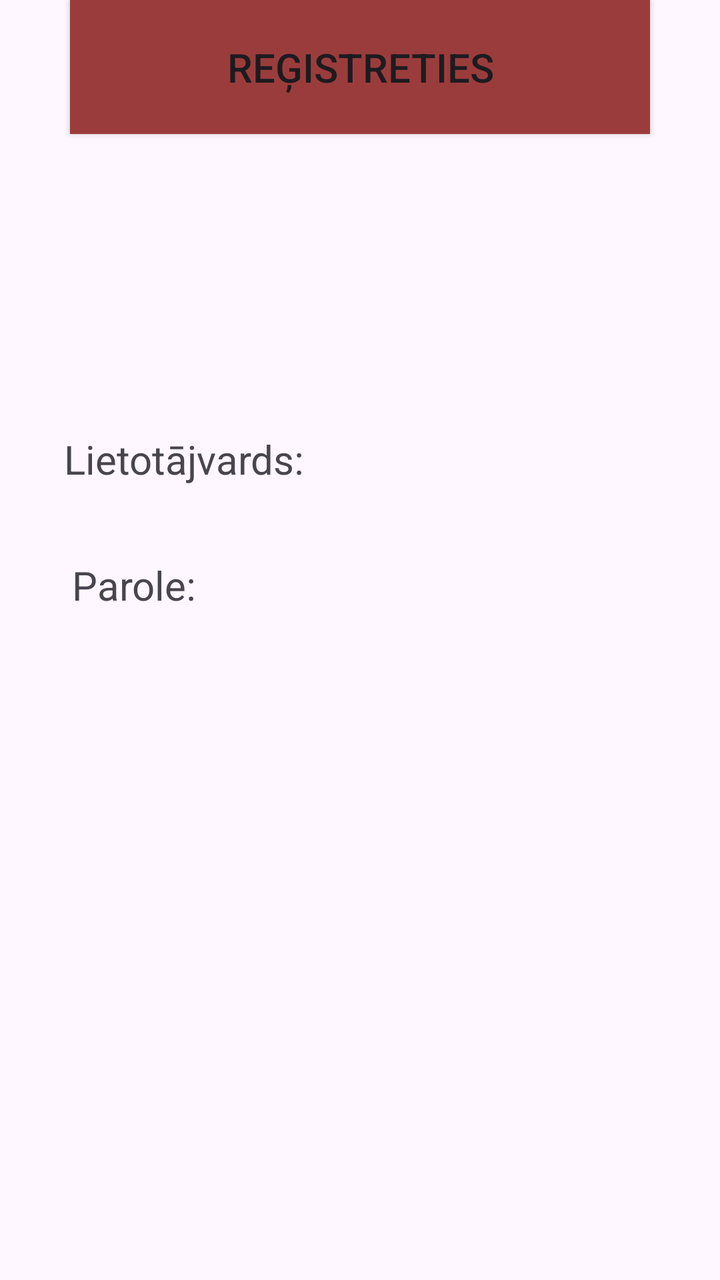
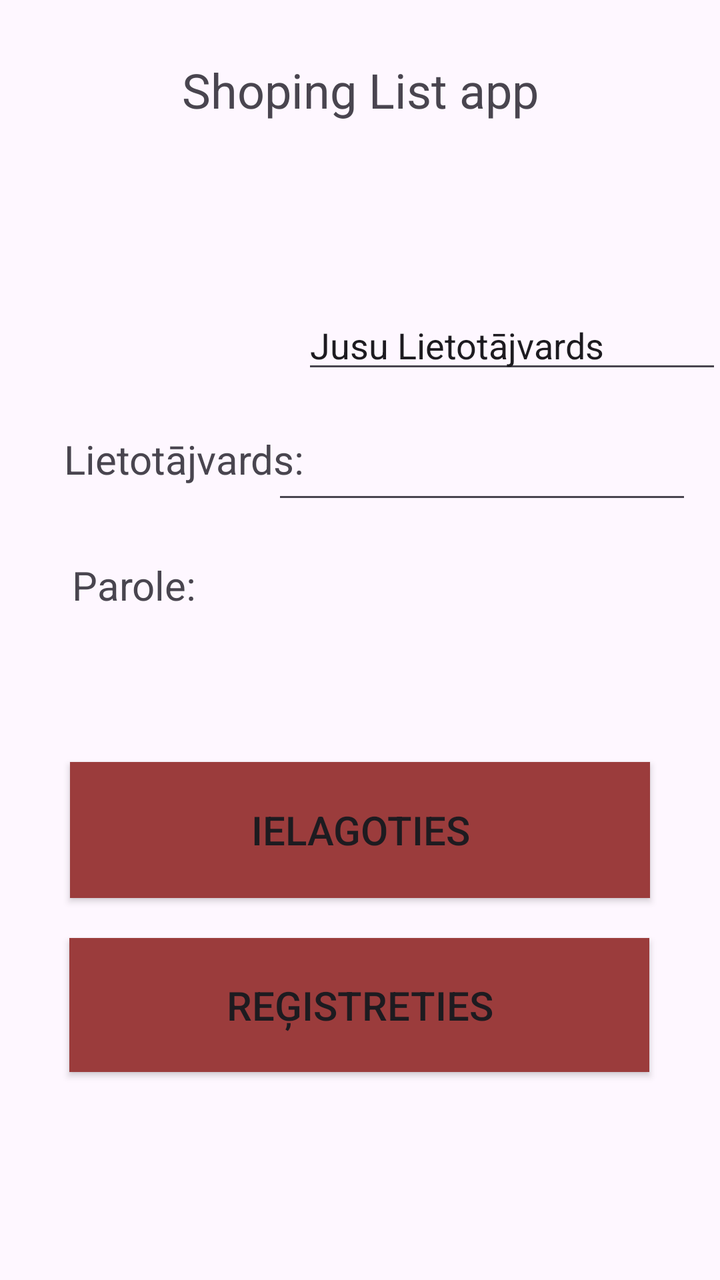

The first picture is an Android layout as it rendered before a commit; the second is the same layout after the commit. The layout source and the unified diff follow.
<!-- AndroidManifest.xml: application theme Theme._11_PD2_PA_Giruckis_Nikitins_2026 -->
<!-- res/layout/login.xml -->
<?xml version="1.0" encoding="utf-8"?>
<androidx.constraintlayout.widget.ConstraintLayout xmlns:android="http://schemas.android.com/apk/res/android"
    xmlns:app="http://schemas.android.com/apk/res-auto"
    xmlns:tools="http://schemas.android.com/tools"
    android:layout_width="match_parent"
    android:layout_height="match_parent">

    <Button
        android:id="@+id/Login_Registration"
        android:layout_width="290dp"
        android:layout_height="67dp"
        android:background="#9B3C3C"
        android:insetLeft="0dp"
        android:insetTop="4dp"
        android:insetBottom="4dp"
        android:text="@string/Login_RegistrationText"
        android:textSize="20sp"
        app:layout_constraintEnd_toEndOf="parent"
        app:layout_constraintStart_toStartOf="parent"
        tools:layout_editor_absoluteY="537dp" />

    <Button
        android:id="@+id/Login_SignIn"
        android:layout_width="290dp"
        android:layout_height="68dp"
        android:layout_marginBottom="20dp"
        android:background="#9B3C3C"
        android:text="@string/Login_SignInText"
        android:textSize="20sp"
        app:layout_constraintBottom_toTopOf="@+id/Login_Registration"
        app:layout_constraintEnd_toEndOf="parent"
        app:layout_constraintStart_toStartOf="parent" />

    <EditText
        android:id="@+id/Login_PasswordInput"
        android:layout_width="wrap_content"
        android:layout_height="wrap_content"
        android:layout_marginBottom="124dp"
        android:ems="10"
        android:inputType="textPassword"
        app:layout_constraintBottom_toTopOf="@+id/Login_SignIn"
        app:layout_constraintEnd_toEndOf="parent"
        app:layout_constraintHorizontal_bias="0.728"
        app:layout_constraintStart_toEndOf="@+id/Login_PasswordText" />

    <TextView
        android:id="@+id/Login_PasswordText"
        android:layout_width="wrap_content"
        android:layout_height="wrap_content"
        android:layout_marginStart="36dp"
        android:text="@string/Login_PasswordText"
        android:textSize="20sp"
        app:layout_constraintBottom_toBottomOf="parent"
        app:layout_constraintStart_toStartOf="parent"
        app:layout_constraintTop_toBottomOf="@+id/Login_UsernameText"
        app:layout_constraintVertical_bias="0.097" />

    <TextView
        android:id="@+id/Login_UsernameText"
        android:layout_width="wrap_content"
        android:layout_height="wrap_content"
        android:layout_marginStart="32dp"
        android:layout_marginTop="216dp"
        android:text="@string/Login_UsernameText"
        android:textSize="20sp"
        app:layout_constraintStart_toStartOf="parent"
        app:layout_constraintTop_toTopOf="parent" />

    <EditText
        android:id="@+id/Login_UsernameInput"
        android:layout_width="wrap_content"
        android:layout_height="wrap_content"
        android:ems="10"
        android:inputType="text"
        android:text="@string/Login_UsernameInputText"
        app:layout_constraintBottom_toTopOf="@+id/Login_PasswordInput"
        app:layout_constraintEnd_toEndOf="parent"
        app:layout_constraintHorizontal_bias="0.594"
        app:layout_constraintStart_toEndOf="@+id/Login_UsernameText"
        app:layout_constraintTop_toTopOf="parent"
        app:layout_constraintVertical_bias="0.863" />

    <TextView
        android:id="@+id/Login_Text"
        android:layout_width="wrap_content"
        android:layout_height="wrap_content"
        android:text="@string/Login_Text"
        android:textSize="24sp"
        app:layout_constraintBottom_toBottomOf="parent"
        app:layout_constraintEnd_toEndOf="parent"
        app:layout_constraintStart_toStartOf="parent"
        app:layout_constraintTop_toTopOf="parent"
        app:layout_constraintVertical_bias="0.047" />
</androidx.constraintlayout.widget.ConstraintLayout>
<!-- resources referenced by this layout -->
<resources>
  <string name="Login_PasswordText">Parole:</string>
  <string name="Login_RegistrationText">Reģistreties</string>
  <string name="Login_SignInText">Ielagoties</string>
  <string name="Login_Text">Shoping List app</string>
  <string name="Login_UsernameInputText">Jusu Lietotājvards</string>
  <string name="Login_UsernameText">Lietotājvards:</string>
  <style name="Theme._11_PD2_PA_Giruckis_Nikitins_2026" parent="Base.Theme._11_PD2_PA_Giruckis_Nikitins_2026" />
  <style name="Base.Theme._11_PD2_PA_Giruckis_Nikitins_2026" parent="Theme.Material3.DayNight.NoActionBar">
          
          
      </style>
</resources>

<!-- the commit's change to res/layout/login.xml (unified diff, before → after) -->
@@ -15,9 +15,12 @@
         android:insetBottom="4dp"
         android:text="@string/Login_RegistrationText"
         android:textSize="20sp"
+        app:layout_constraintBottom_toBottomOf="parent"
         app:layout_constraintEnd_toEndOf="parent"
+        app:layout_constraintHorizontal_bias="0.495"
         app:layout_constraintStart_toStartOf="parent"
-        tools:layout_editor_absoluteY="537dp" />
+        app:layout_constraintTop_toBottomOf="@+id/Login_Text"
+        app:layout_constraintVertical_bias="0.797" />
 
     <Button
         android:id="@+id/Login_SignIn"
